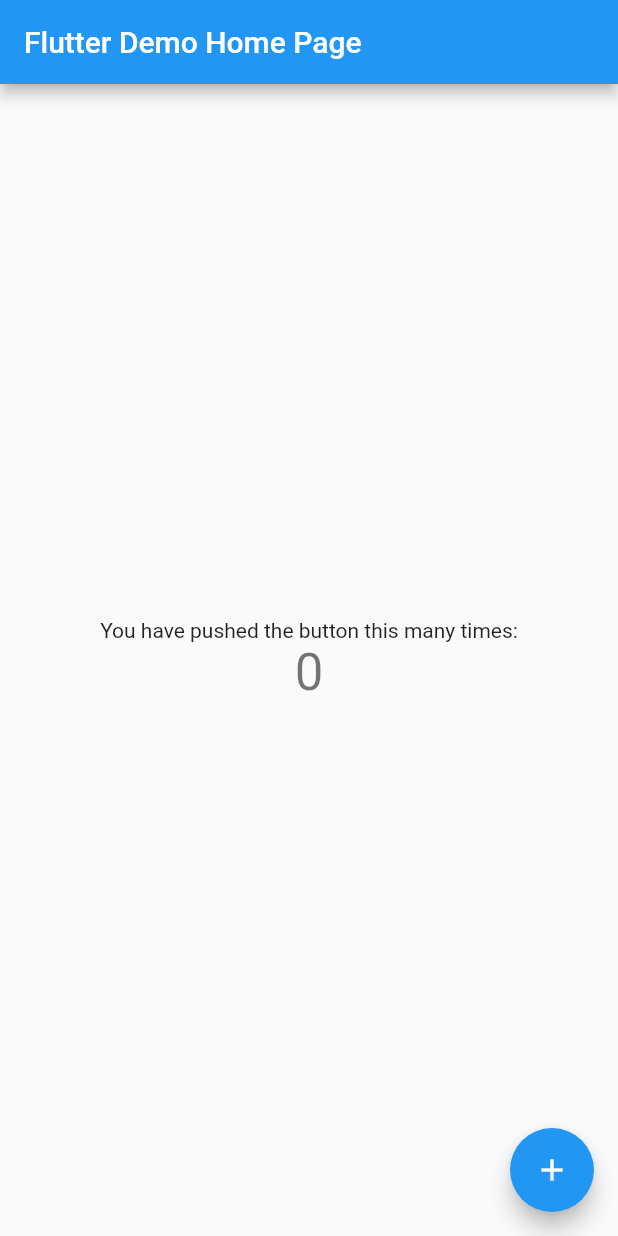
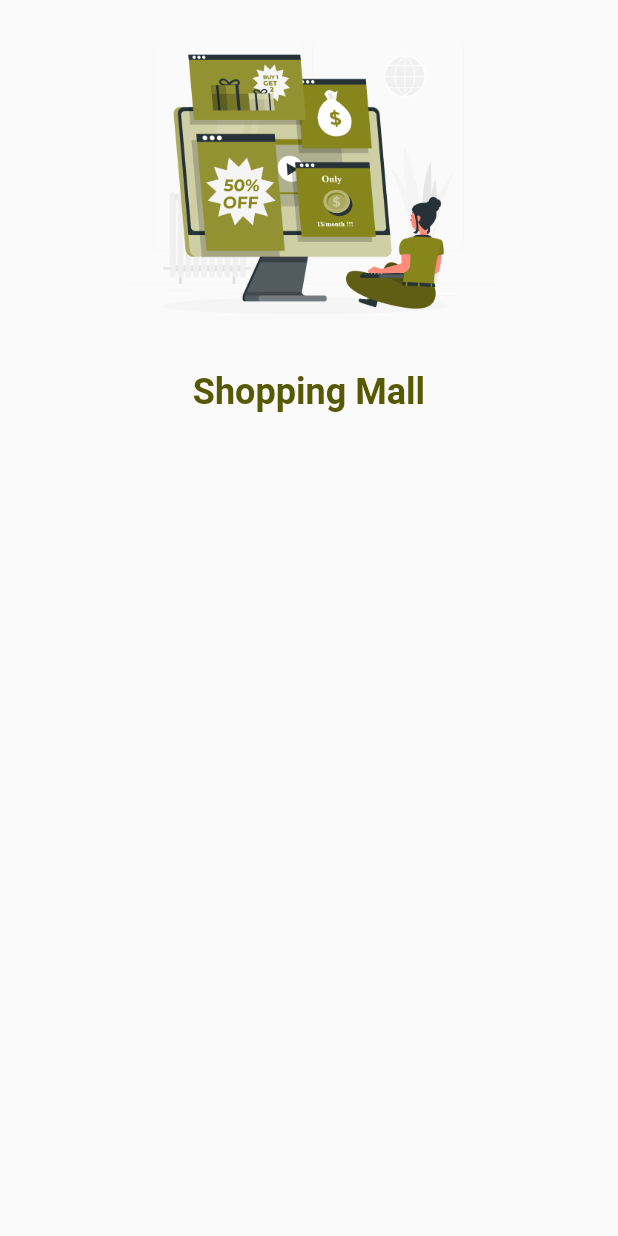
Before and after one commit to ai2nippan/NhongShoppingMall_1, a Flutter app: the screen it shows after launch, on a phone screen of 412 x 824 dp. Run offline on Flutter 3.47's test engine with Material 2 defaults, Android fonts, the phone set to English and light mode, and no system bars.

Commit message:
Update#1 30Jul2564

```diff
--- a/lib/main.dart
+++ b/lib/main.dart
@@ -1,113 +1,35 @@
 import 'package:flutter/material.dart';
+import 'package:nhongshoppingmall_1/states/authen.dart';
+import 'package:nhongshoppingmall_1/states/buyer_service.dart';
+import 'package:nhongshoppingmall_1/states/create_account.dart';
+import 'package:nhongshoppingmall_1/states/rider_service.dart';
+import 'package:nhongshoppingmall_1/states/saler_service.dart';
+import 'package:nhongshoppingmall_1/utility/my_constant.dart';
 
-void main() {
+final Map<String, WidgetBuilder> map = {
+  '/authen': (BuildContext context)=>Authen(),
+  '/createAccount':(BuildContext context)=> CreateAccount(),
+  'buyerService':(BuildContext context)=>BuyerService(),
+  'salerService':(BuildContext context)=>SalerService(),
+  'riderService':(BuildContext context)=>RiderService(),
+};
+
+String? initlalRoute;
+
+void main(){
+  initlalRoute = MyConstant.routeAuthen;
   runApp(MyApp());
 }
 
 class MyApp extends StatelessWidget {
-  // This widget is the root of your application.
+  // const MyApp({ Key? key }) : super(key: key);
+
   @override
   Widget build(BuildContext context) {
     return MaterialApp(
-      title: 'Flutter Demo',
-      theme: ThemeData(
-        // This is the theme of your application.
-        //
-        // Try running your application with "flutter run". You'll see the
-        // application has a blue toolbar. Then, without quitting the app, try
-        // changing the primarySwatch below to Colors.green and then invoke
-        // "hot reload" (press "r" in the console where you ran "flutter run",
-        // or simply save your changes to "hot reload" in a Flutter IDE).
-        // Notice that the counter didn't reset back to zero; the application
-        // is not restarted.
-        primarySwatch: Colors.blue,
-      ),
-      home: MyHomePage(title: 'Flutter Demo Home Page'),
+      title: MyConstant.appName,
+      routes: map,
+      initialRoute: initlalRoute,
     );
   }
 }
-
-class MyHomePage extends StatefulWidget {
-  MyHomePage({Key key, this.title}) : super(key: key);
-
-  // This widget is the home page of your application. It is stateful, meaning
-  // that it has a State object (defined below) that contains fields that affect
-  // how it looks.
-
-  // This class is the configuration for the state. It holds the values (in this
-  // case the title) provided by the parent (in this case the App widget) and
-  // used by the build method of the State. Fields in a Widget subclass are
-  // always marked "final".
-
-  final String title;
-
-  @override
-  _MyHomePageState createState() => _MyHomePageState();
-}
-
-class _MyHomePageState extends State<MyHomePage> {
-  int _counter = 0;
-
-  void _incrementCounter() {
-    setState(() {
-      // This call to setState tells the Flutter framework that something has
-      // changed in this State, which causes it to rerun the build method below
-      // so that the display can reflect the updated values. If we changed
-      // _counter without calling setState(), then the build method would not be
-      // called again, and so nothing would appear to happen.
-      _counter++;
-    });
-  }
-
-  @override
-  Widget build(BuildContext context) {
-    // This method is rerun every time setState is called, for instance as done
-    // by the _incrementCounter method above.
-    //
-    // The Flutter framework has been optimized to make rerunning build methods
-    // fast, so that you can just rebuild anything that needs updating rather
-    // than having to individually change instances of widgets.
-    return Scaffold(
-      appBar: AppBar(
-        // Here we take the value from the MyHomePage object that was created by
-        // the App.build method, and use it to set our appbar title.
-        title: Text(widget.title),
-      ),
-      body: Center(
-        // Center is a layout widget. It takes a single child and positions it
-        // in the middle of the parent.
-        child: Column(
-          // Column is also a layout widget. It takes a list of children and
-          // arranges them vertically. By default, it sizes itself to fit its
-          // children horizontally, and tries to be as tall as its parent.
-          //
-          // Invoke "debug painting" (press "p" in the console, choose the
-          // "Toggle Debug Paint" action from the Flutter Inspector in Android
-          // Studio, or the "Toggle Debug Paint" command in Visual Studio Code)
-          // to see the wireframe for each widget.
-          //
-          // Column has various properties to control how it sizes itself and
-          // how it positions its children. Here we use mainAxisAlignment to
-          // center the children vertically; the main axis here is the vertical
-          // axis because Columns are vertical (the cross axis would be
-          // horizontal).
-          mainAxisAlignment: MainAxisAlignment.center,
-          children: <Widget>[
-            Text(
-              'You have pushed the button this many times:',
-            ),
-            Text(
-              '$_counter',
-              style: Theme.of(context).textTheme.headline4,
-            ),
-          ],
-        ),
-      ),
-      floatingActionButton: FloatingActionButton(
-        onPressed: _incrementCounter,
-        tooltip: 'Increment',
-        child: Icon(Icons.add),
-      ), // This trailing comma makes auto-formatting nicer for build methods.
-    );
-  }
-}
--- /dev/null
+++ b/lib/states/authen.dart
@@ -0,0 +1,51 @@
+import 'package:flutter/material.dart';
+import 'package:nhongshoppingmall_1/utility/my_constant.dart';
+import 'package:nhongshoppingmall_1/widgets/show_image.dart';
+import 'package:nhongshoppingmall_1/widgets/show_title.dart';
+
+class Authen extends StatefulWidget {
+  const Authen({Key? key}) : super(key: key);
+
+  @override
+  _AuthenState createState() => _AuthenState();
+}
+
+class _AuthenState extends State<Authen> {
+  @override
+  Widget build(BuildContext context) {
+    double size = MediaQuery.of(context).size.width;
+    return Scaffold(
+      body: SafeArea(
+        child: ListView(
+          children: [
+            buildImage(size),
+            buildAppName(),
+          ],
+        ),
+      ),
+    );
+  }
+
+  Row buildAppName() {
+    return Row(mainAxisAlignment: MainAxisAlignment.center,
+            children: [
+              ShowTitle(
+                title: MyConstant.appName,
+                textStyle: MyConstant().h1Style(),
+              ),
+            ],
+          );
+  }
+
+  Row buildImage(double size) {
+    return Row(
+      mainAxisAlignment: MainAxisAlignment.center,
+      children: [
+        Container(
+          width: size * 0.6,
+          child: ShowImage(path: MyConstant.image4),
+        ),
+      ],
+    );
+  }
+}
--- /dev/null
+++ b/lib/states/buyer_service.dart
@@ -0,0 +1,17 @@
+import 'package:flutter/material.dart';
+
+class BuyerService extends StatefulWidget {
+  const BuyerService({ Key? key }) : super(key: key);
+
+  @override
+  _BuyerServiceState createState() => _BuyerServiceState();
+}
+
+class _BuyerServiceState extends State<BuyerService> {
+  @override
+  Widget build(BuildContext context) {
+    return Scaffold(
+
+    );
+  }
+}
--- /dev/null
+++ b/lib/states/create_account.dart
@@ -0,0 +1,17 @@
+import 'package:flutter/material.dart';
+
+class CreateAccount extends StatefulWidget {
+  const CreateAccount({ Key? key }) : super(key: key);
+
+  @override
+  _CreateAccountState createState() => _CreateAccountState();
+}
+
+class _CreateAccountState extends State<CreateAccount> {
+  @override
+  Widget build(BuildContext context) {
+    return Scaffold(
+
+    );
+  }
+}
--- /dev/null
+++ b/lib/states/rider_service.dart
@@ -0,0 +1,17 @@
+import 'package:flutter/material.dart';
+
+class RiderService extends StatefulWidget {
+  const RiderService({ Key? key }) : super(key: key);
+
+  @override
+  _RiderServiceState createState() => _RiderServiceState();
+}
+
+class _RiderServiceState extends State<RiderService> {
+  @override
+  Widget build(BuildContext context) {
+    return Scaffold(
+
+    );
+  }
+}
--- /dev/null
+++ b/lib/states/saler_service.dart
@@ -0,0 +1,17 @@
+import 'package:flutter/material.dart';
+
+class SalerService extends StatefulWidget {
+  const SalerService({ Key? key }) : super(key: key);
+
+  @override
+  _SalerServiceState createState() => _SalerServiceState();
+}
+
+class _SalerServiceState extends State<SalerService> {
+  @override
+  Widget build(BuildContext context) {
+    return Scaffold(
+
+    );
+  }
+}
--- /dev/null
+++ b/lib/utility/my_constant.dart
@@ -0,0 +1,49 @@
+import 'package:flutter/material.dart';
+
+class MyConstant {
+
+  // General
+  static String appName = 'Shopping Mall';
+
+  // Route
+  static String routeAuthen = '/authen';
+  static String routeCreateAccount = '/createAccount';
+  static String routeBuyerService = 'buyerService';
+  static String routeSalerService = 'salerService';
+  static String routeRiderService = 'riderService';
+
+
+  // Image
+  static String image1 = 'images/image1.png';
+  static String image2 = 'images/image2.png';
+  static String image3 = 'images/image3.png';
+  static String image4 = 'images/image4.png';
+
+  // Color
+  static Color primary = Color(0xff87861d); // Background, Bar
+  static Color dark = Color(0xff575900); // font color
+  static Color light = Color(0xffb9b64e); // focus color
+
+  // Style
+
+  // Big Font ตัวใหญ่
+  TextStyle h1Style() => TextStyle(
+    fontSize: 24,
+    color: dark,
+    fontWeight: FontWeight.bold,
+  );
+
+  // หัวข้อ
+  TextStyle h2Style() => TextStyle(
+    fontSize: 18,
+    color: dark,
+    fontWeight: FontWeight.w700, // w70%
+  );
+
+  // body part ส่วนของ body ธรรมดา
+  TextStyle h3Style() => TextStyle(
+    fontSize: 14,
+    color: dark,
+    fontWeight: FontWeight.normal,
+  );
+}
--- /dev/null
+++ b/lib/widgets/show_image.dart
@@ -0,0 +1,11 @@
+import 'package:flutter/material.dart';
+
+class ShowImage extends StatelessWidget {
+  final String path;
+  const ShowImage({ Key? key, required this.path }) : super(key: key);
+
+  @override
+  Widget build(BuildContext context) {
+    return Image.asset(path);
+  }
+}
--- /dev/null
+++ b/lib/widgets/show_title.dart
@@ -0,0 +1,19 @@
+import 'package:flutter/material.dart';
+
+class ShowTitle extends StatelessWidget {
+  final String title;
+  final TextStyle textStyle;
+  const ShowTitle({
+    Key? key,
+    required this.title,
+    required this.textStyle,
+  }) : super(key: key);
+
+  @override
+  Widget build(BuildContext context) {
+    return Text(
+      title,
+      style: textStyle,
+    );
+  }
+}
```
Also changed, not shown: pubspec.yaml (+6 -3 lines), images/image1.png (added), images/image2.png (added), images/image3.png (added), images/image4.png (added), pubspec.lock.
